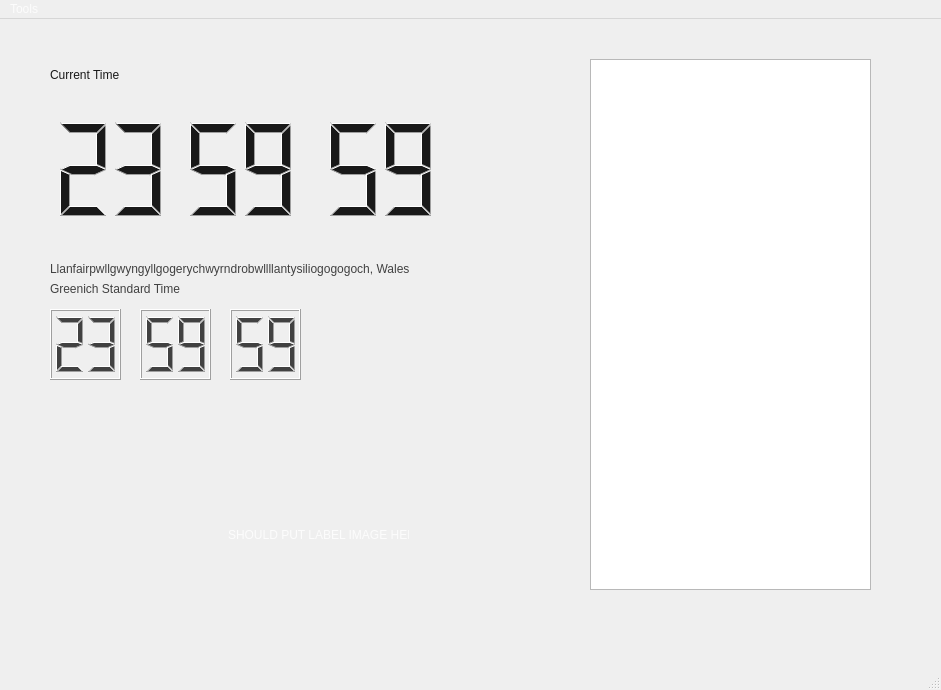
Qt form dashboardwindow.ui (blakefuller/InfoDashboard) before a commit.
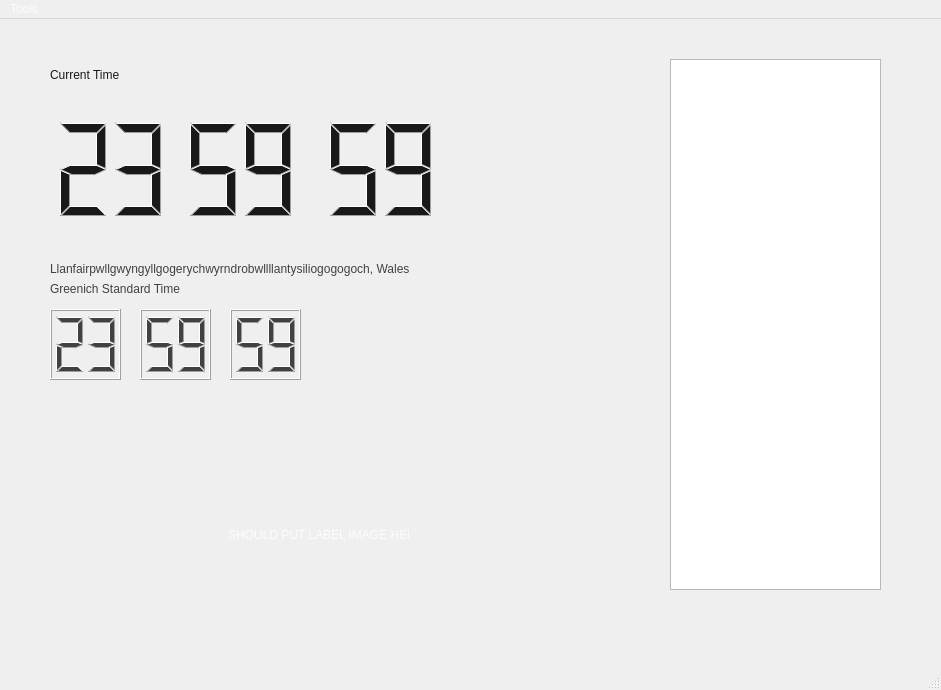
The same form after that commit.

Diff of the .ui file:
```diff
--- a/dashboardwindow.ui
+++ b/dashboardwindow.ui
@@ -197,15 +197,27 @@
    <widget class="QTableView" name="todolist">
     <property name="geometry">
      <rect>
-      <x>590</x>
+      <x>670</x>
       <y>40</y>
-      <width>281</width>
+      <width>211</width>
       <height>531</height>
      </rect>
     </property>
+    <property name="sizePolicy">
+     <sizepolicy hsizetype="Preferred" vsizetype="Preferred">
+      <horstretch>0</horstretch>
+      <verstretch>0</verstretch>
+     </sizepolicy>
+    </property>
     <property name="horizontalScrollBarPolicy">
      <enum>Qt::ScrollBarAlwaysOff</enum>
     </property>
+    <property name="gridStyle">
+     <enum>Qt::NoPen</enum>
+    </property>
+    <property name="sortingEnabled">
+     <bool>false</bool>
+    </property>
    </widget>
    <widget class="QLabel" name="label">
     <property name="geometry">
```
Left out of the diff: 3 changed lines with no effect on the pictures.
